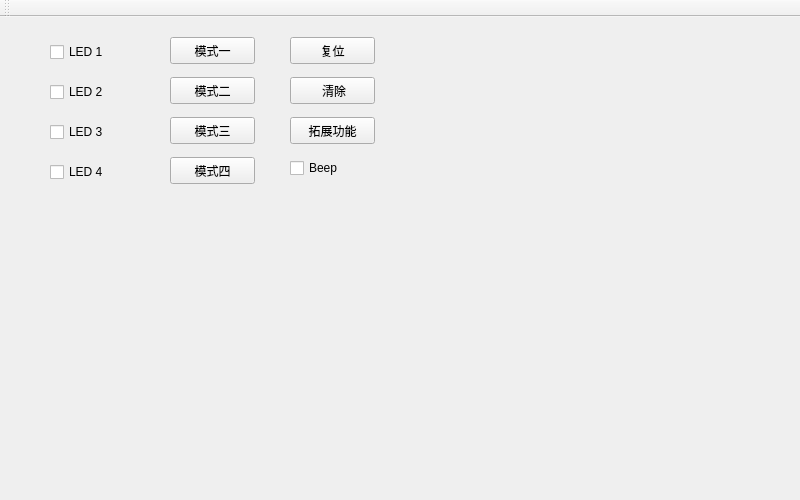
The window that Demo/mainwindow.ui (ModestWang/Temo) describes before a commit, drawn with Qt 5.
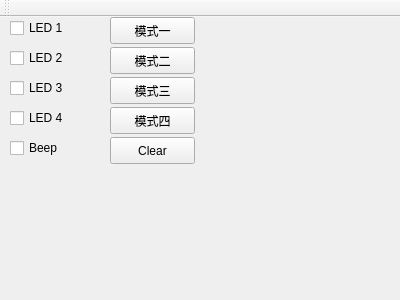
The same window after the commit.

Patch:
```diff
--- a/Demo/mainwindow.ui
+++ b/Demo/mainwindow.ui
@@ -6,27 +6,21 @@
    <rect>
     <x>0</x>
     <y>0</y>
-    <width>800</width>
-    <height>500</height>
+    <width>400</width>
+    <height>300</height>
    </rect>
   </property>
   <property name="windowTitle">
    <string>MainWindow</string>
   </property>
-  <property name="styleSheet">
-   <string notr="true"/>
-  </property>
   <widget class="QWidget" name="centralWidget">
-   <property name="styleSheet">
-    <string notr="true"/>
-   </property>
-   <widget class="QCheckBox" name="checkBox_1">
+   <widget class="QCheckBox" name="LED_1_chk">
     <property name="geometry">
      <rect>
-      <x>50</x>
-      <y>20</y>
-      <width>80</width>
-      <height>30</height>
+      <x>10</x>
+      <y>0</y>
+      <width>85</width>
+      <height>22</height>
      </rect>
     </property>
     <property name="text">
@@ -36,10 +30,10 @@
    <widget class="QCheckBox" name="checkBox_2">
     <property name="geometry">
      <rect>
-      <x>50</x>
-      <y>60</y>
-      <width>80</width>
-      <height>30</height>
+      <x>10</x>
+      <y>30</y>
+      <width>85</width>
+      <height>22</height>
      </rect>
     </property>
     <property name="text">
@@ -49,10 +43,10 @@
    <widget class="QCheckBox" name="checkBox_3">
     <property name="geometry">
      <rect>
-      <x>50</x>
-      <y>100</y>
-      <width>80</width>
-      <height>30</height>
+      <x>10</x>
+      <y>60</y>
+      <width>85</width>
+      <height>22</height>
      </rect>
     </property>
     <property name="text">
@@ -62,21 +56,34 @@
    <widget class="QCheckBox" name="checkBox_4">
     <property name="geometry">
      <rect>
-      <x>50</x>
-      <y>140</y>
-      <width>80</width>
-      <height>30</height>
+      <x>10</x>
+      <y>90</y>
+      <width>85</width>
+      <height>22</height>
      </rect>
     </property>
     <property name="text">
      <string>LED 4</string>
     </property>
    </widget>
-   <widget class="QPushButton" name="pushButton_1">
+   <widget class="QCheckBox" name="Beep_chk">
     <property name="geometry">
      <rect>
-      <x>170</x>
-      <y>20</y>
+      <x>10</x>
+      <y>120</y>
+      <width>85</width>
+      <height>22</height>
+     </rect>
+    </property>
+    <property name="text">
+     <string>Beep</string>
+    </property>
+   </widget>
+   <widget class="QPushButton" name="Mode_1_btn">
+    <property name="geometry">
+     <rect>
+      <x>110</x>
+      <y>0</y>
       <width>85</width>
       <height>27</height>
      </rect>
@@ -88,8 +95,8 @@
    <widget class="QPushButton" name="pushButton_2">
     <property name="geometry">
      <rect>
-      <x>170</x>
-      <y>60</y>
+      <x>110</x>
+      <y>30</y>
       <width>85</width>
       <height>27</height>
      </rect>
@@ -101,8 +108,8 @@
    <widget class="QPushButton" name="pushButton_3">
     <property name="geometry">
      <rect>
-      <x>170</x>
-      <y>100</y>
+      <x>110</x>
+      <y>60</y>
       <width>85</width>
       <height>27</height>
      </rect>
@@ -114,8 +121,8 @@
    <widget class="QPushButton" name="pushButton_4">
     <property name="geometry">
      <rect>
-      <x>170</x>
-      <y>140</y>
+      <x>110</x>
+      <y>90</y>
       <width>85</width>
       <height>27</height>
      </rect>
@@ -124,69 +131,43 @@
      <string>模式四</string>
     </property>
    </widget>
-   <widget class="QLabel" name="label">
+   <widget class="QPushButton" name="Clear_btn">
     <property name="geometry">
      <rect>
-      <x>20</x>
-      <y>190</y>
-      <width>360</width>
-      <height>40</height>
-     </rect>
-    </property>
-    <property name="text">
-     <string/>
-    </property>
-   </widget>
-   <widget class="QPushButton" name="pushButton_Clear">
-    <property name="geometry">
-     <rect>
-      <x>290</x>
-      <y>60</y>
+      <x>110</x>
+      <y>120</y>
       <width>85</width>
       <height>27</height>
      </rect>
     </property>
     <property name="text">
-     <string> 清除</string>
+     <string>Clear</string>
     </property>
    </widget>
-   <widget class="QCheckBox" name="checkBox_Beep">
+   <widget class="QLabel" name="Label_1">
     <property name="geometry">
      <rect>
-      <x>290</x>
-      <y>140</y>
-      <width>85</width>
-      <height>22</height>
+      <x>10</x>
+      <y>160</y>
+      <width>261</width>
+      <height>31</height>
      </rect>
     </property>
     <property name="text">
-     <string>Beep</string>
+     <string/>
     </property>
    </widget>
-   <widget class="QPushButton" name="pushButton_Reset">
+   <widget class="QLabel" name="Label_2">
     <property name="geometry">
      <rect>
-      <x>290</x>
-      <y>20</y>
-      <width>85</width>
-      <height>27</height>
+      <x>10</x>
+      <y>200</y>
+      <width>261</width>
+      <height>31</height>
      </rect>
     </property>
     <property name="text">
-     <string>复位</string>
-    </property>
-   </widget>
-   <widget class="QPushButton" name="pushButton_Extend">
-    <property name="geometry">
-     <rect>
-      <x>290</x>
-      <y>100</y>
-      <width>85</width>
-      <height>27</height>
-     </rect>
-    </property>
-    <property name="text">
-     <string>拓展功能</string>
+     <string/>
     </property>
    </widget>
   </widget>
```
Left out of the diff: 14 changed lines with no effect on the pictures.
